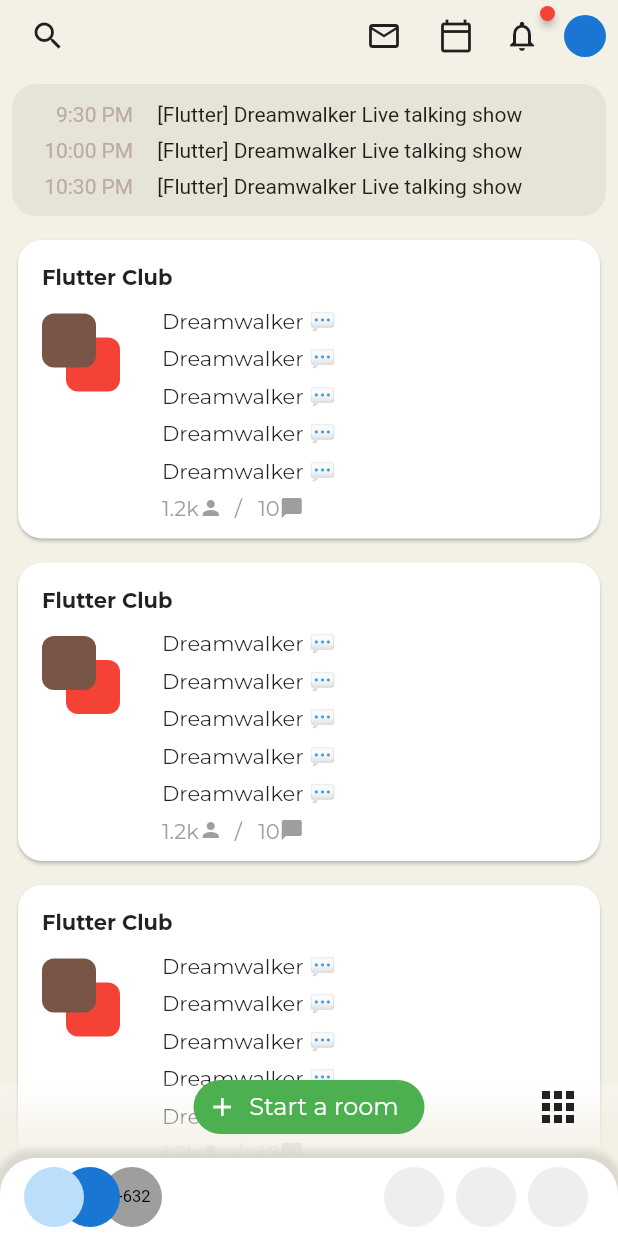
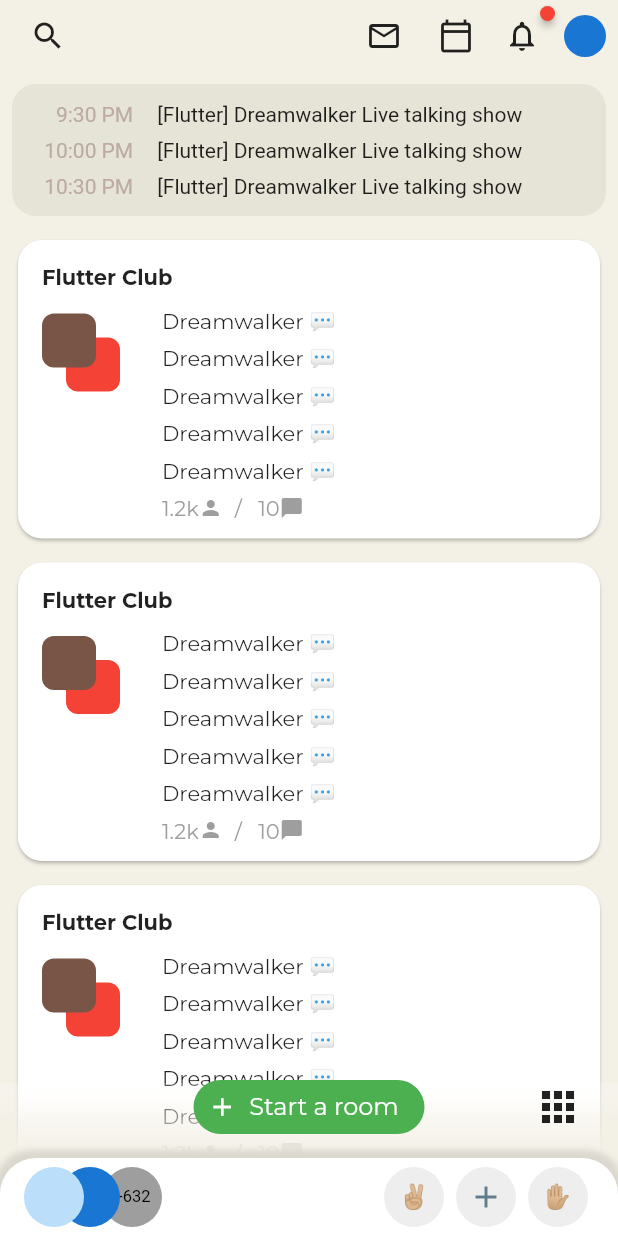
Before and after one commit to JAICHANGPARK/flutter_notebook_11th_story, a Flutter app: the screen it shows after launch, on a phone screen of 412 x 824 dp. Run offline on Flutter 3.47's test engine with Material 2 defaults, Android fonts, the phone set to English and light mode, and no system bars; drawn by our look-alikes of badges, flutter_inner_drawer, flutter_slidable; our stand-ins replace backdrop, google_fonts.

Commit message:
Update clubhouse_home_page.dart

```diff
--- a/lib/ep701_clubhouse/ui/clubhouse_home_page.dart
+++ b/lib/ep701_clubhouse/ui/clubhouse_home_page.dart
@@ -572,18 +572,21 @@ class _ClubhouseHomePageState extends State<ClubhouseHomePage> {
                     padding: EdgeInsets.symmetric(horizontal: 4, vertical: 4),
                     child: CircleAvatar(
                       backgroundColor: Colors.grey[200],
+                      child: Text("✌🏼"),
                     ),
                   ),
                   Padding(
                     padding: EdgeInsets.symmetric(horizontal: 4, vertical: 4),
                     child: CircleAvatar(
                       backgroundColor: Colors.grey[200],
+                      child: Icon(Icons.add, color: Colors.blueGrey,),
                     ),
                   ),
                   Padding(
                     padding: EdgeInsets.symmetric(horizontal: 4, vertical: 4),
                     child: CircleAvatar(
                       backgroundColor: Colors.grey[200],
+                      child: Text("✋🏼"),
                     ),
                   ),
                 ],
```
